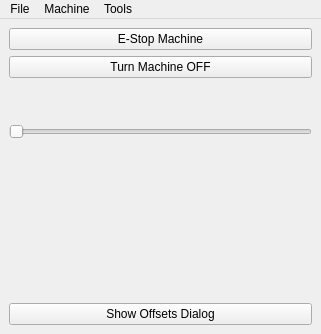
kcjengr/qtpyvcp, file examples/mini/mini.ui: the form before one commit.
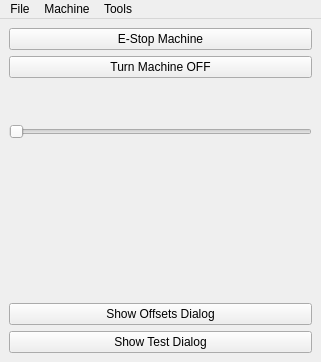
The form after the commit. Custom widgets are drawn as their Qt base class.

Commit message: center dialog on parent window

```diff
--- a/examples/mini/mini.ui
+++ b/examples/mini/mini.ui
@@ -7,7 +7,7 @@
     <x>0</x>
     <y>0</y>
     <width>321</width>
-    <height>329</height>
+    <height>350</height>
    </rect>
   </property>
   <property name="focusPolicy">
@@ -249,6 +249,16 @@
       </property>
      </widget>
     </item>
+    <item>
+     <widget class="ShowDialogButton" name="showdialogbutton_2">
+      <property name="text">
+       <string>Show Test Dialog</string>
+      </property>
+      <property name="dialogName" stdset="0">
+       <string>test_dialog</string>
+      </property>
+     </widget>
+    </item>
    </layout>
   </widget>
   <widget class="QMenuBar" name="menuBar">
```
The commit also changes 2 other files.
